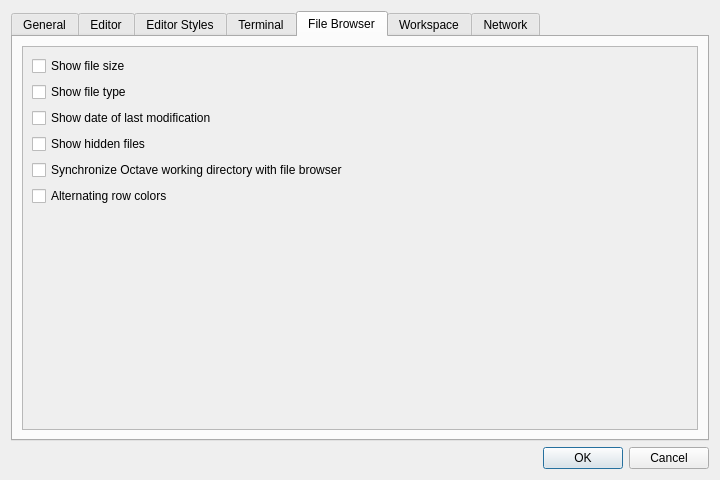
The window that libgui/src/settings-dialog.ui (ctaggart/octave) describes before a commit, drawn with Qt 5.
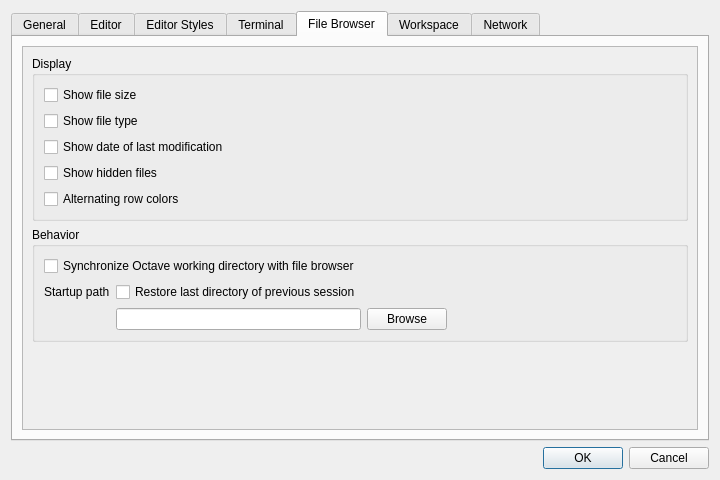
The same window after the commit. The open tabs and pages were chosen to show the change.

Commit message: gui: provide prefernces for the file browser's directory at startup

Diff of the .ui file:
```diff
--- a/libgui/src/settings-dialog.ui
+++ b/libgui/src/settings-dialog.ui
@@ -1329,56 +1329,135 @@
            <rect>
             <x>0</x>
             <y>0</y>
-            <width>678</width>
-            <height>378</height>
+            <width>474</width>
+            <height>318</height>
            </rect>
           </property>
           <layout class="QVBoxLayout" name="verticalLayout_18">
            <item>
-            <layout class="QGridLayout" name="gridLayout_8">
-             <item row="0" column="0">
-              <widget class="QCheckBox" name="showFileSize">
-               <property name="text">
-                <string>Show file size</string>
-               </property>
-              </widget>
-             </item>
-             <item row="4" column="0">
-              <widget class="QCheckBox" name="sync_octave_directory">
-               <property name="text">
-                <string>Synchronize Octave working directory with file browser</string>
-               </property>
-              </widget>
-             </item>
-             <item row="3" column="0">
-              <widget class="QCheckBox" name="showHiddenFiles">
-               <property name="text">
-                <string>Show hidden files</string>
-               </property>
-              </widget>
-             </item>
-             <item row="1" column="0">
-              <widget class="QCheckBox" name="showFileType">
-               <property name="text">
-                <string>Show file type</string>
-               </property>
-              </widget>
-             </item>
-             <item row="2" column="0">
-              <widget class="QCheckBox" name="showLastModified">
-               <property name="text">
-                <string>Show date of last modification</string>
-               </property>
-              </widget>
-             </item>
-             <item row="5" column="0">
-              <widget class="QCheckBox" name="useAlternatingRowColors">
-               <property name="text">
-                <string>Alternating row colors</string>
-               </property>
-              </widget>
-             </item>
-            </layout>
+            <widget class="QGroupBox" name="groupBox_3">
+             <property name="title">
+              <string>Display</string>
+             </property>
+             <layout class="QVBoxLayout" name="verticalLayout_23">
+              <item>
+               <layout class="QGridLayout" name="gridLayout_11">
+                <property name="topMargin">
+                 <number>0</number>
+                </property>
+                <item row="1" column="0">
+                 <widget class="QCheckBox" name="showFileType">
+                  <property name="text">
+                   <string>Show file type</string>
+                  </property>
+                 </widget>
+                </item>
+                <item row="3" column="0">
+                 <widget class="QCheckBox" name="showHiddenFiles">
+                  <property name="text">
+                   <string>Show hidden files</string>
+                  </property>
+                 </widget>
+                </item>
+                <item row="0" column="0">
+                 <widget class="QCheckBox" name="showFileSize">
+                  <property name="text">
+                   <string>Show file size</string>
+                  </property>
+                 </widget>
+                </item>
+                <item row="2" column="0">
+                 <widget class="QCheckBox" name="showLastModified">
+                  <property name="text">
+                   <string>Show date of last modification</string>
+                  </property>
+                 </widget>
+                </item>
+                <item row="4" column="0">
+                 <widget class="QCheckBox" name="useAlternatingRowColors">
+                  <property name="text">
+                   <string>Alternating row colors</string>
+                  </property>
+                 </widget>
+                </item>
+               </layout>
+              </item>
+             </layout>
+            </widget>
+           </item>
+           <item>
+            <widget class="QGroupBox" name="groupBox_4">
+             <property name="title">
+              <string>Behavior</string>
+             </property>
+             <layout class="QVBoxLayout" name="verticalLayout_24">
+              <item>
+               <layout class="QGridLayout" name="gridLayout_8">
+                <item row="4" column="0">
+                 <widget class="QCheckBox" name="sync_octave_directory">
+                  <property name="text">
+                   <string>Synchronize Octave working directory with file browser</string>
+                  </property>
+                 </widget>
+                </item>
+                <item row="5" column="0">
+                 <layout class="QGridLayout" name="lo_file_browser_startup">
+                  <item row="0" column="0">
+                   <widget class="QLabel" name="lbl_file_browser_dir">
+                    <property name="text">
+                     <string>Startup path</string>
+                    </property>
+                   </widget>
+                  </item>
+                  <item row="1" column="1">
+                   <widget class="QLineEdit" name="le_file_browser_dir"/>
+                  </item>
+                  <item row="0" column="1">
+                   <widget class="QCheckBox" name="cb_restore_file_browser_dir">
+                    <property name="text">
+                     <string>Restore last directory of previous session</string>
+                    </property>
+                   </widget>
+                  </item>
+                  <item row="1" column="2">
+                   <widget class="QPushButton" name="pb_file_browser_dir">
+                    <property name="text">
+                     <string>Browse</string>
+                    </property>
+                   </widget>
+                  </item>
+                  <item row="0" column="3">
+                   <spacer name="horizontalSpacer_29">
+                    <property name="orientation">
+                     <enum>Qt::Horizontal</enum>
+                    </property>
+                    <property name="sizeHint" stdset="0">
+                     <size>
+                      <width>40</width>
+                      <height>20</height>
+                     </size>
+                    </property>
+                   </spacer>
+                  </item>
+                  <item row="1" column="3">
+                   <spacer name="horizontalSpacer_30">
+                    <property name="orientation">
+                     <enum>Qt::Horizontal</enum>
+                    </property>
+                    <property name="sizeHint" stdset="0">
+                     <size>
+                      <width>40</width>
+                      <height>20</height>
+                     </size>
+                    </property>
+                   </spacer>
+                  </item>
+                 </layout>
+                </item>
+               </layout>
+              </item>
+             </layout>
+            </widget>
            </item>
            <item>
             <spacer name="verticalSpacer_2">
```
Left out of the diff: 94 changed lines with no effect on the pictures. The commit also changes 3 other files.
